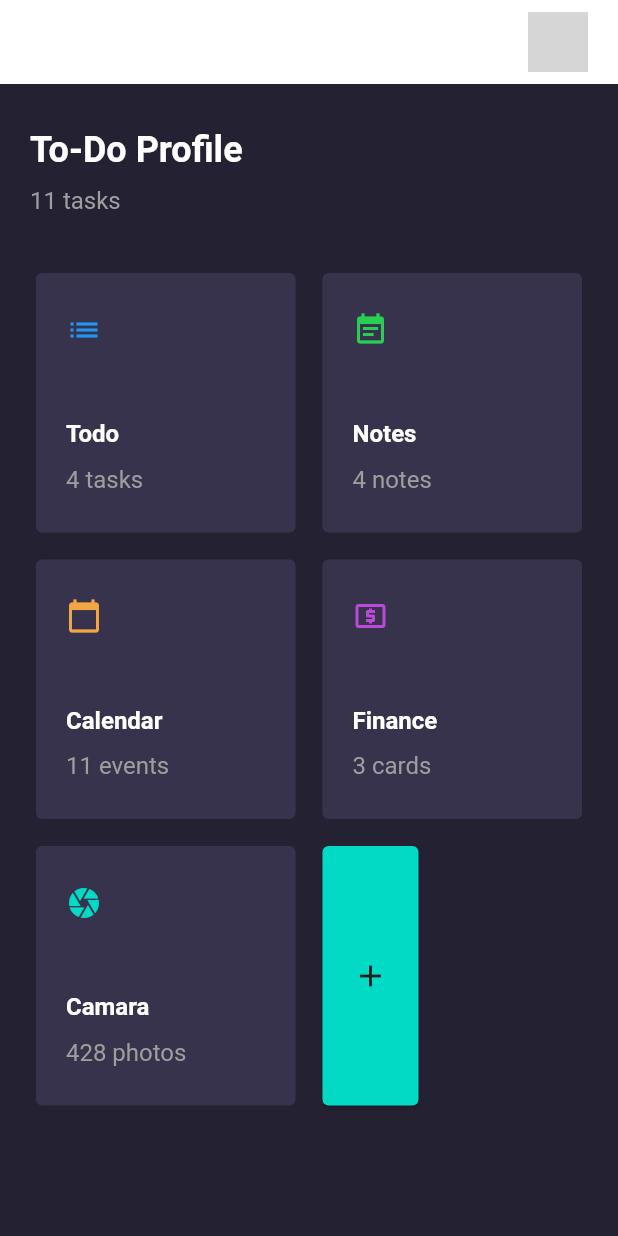
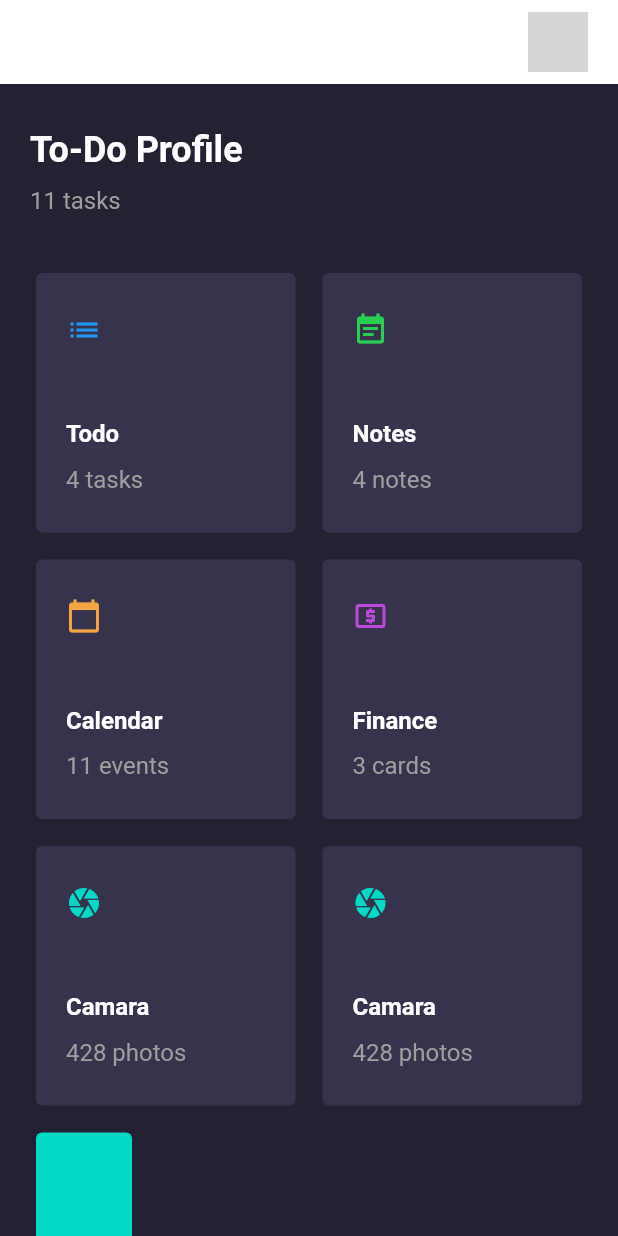
Before and after one commit to oussamaMaaroufi/morbicrea, a Flutter app: the ProfileScreen screen opened by its route, on a phone screen of 412 x 824 dp. Run offline on Flutter 3.47's test engine with Material 2 defaults, Android fonts, the phone set to English and light mode, and no system bars; our stand-ins replace flutter_svg, get_it, google_fonts, percent_indicator, rflutter_alert, shared_preferences; accounts and stored records are empty; network calls fail; Roboto replaces fonts that are missing (Muli); grey boxes are pictures that could not be loaded.

Commit message:
14:46 24/08/2021

```diff
--- a/lib/admin/ui/profile/profile_screen.dart
+++ b/lib/admin/ui/profile/profile_screen.dart
@@ -75,6 +75,12 @@ class ProfileScreen extends StatelessWidget {
                     icon: Icons.camera,
                     iconColor: AppTheme.iconColors[4],
                   ),
+                  ProfileCardWidget(
+                    title: 'Camara',
+                    desc: '428 photos',
+                    icon: Icons.camera,
+                    iconColor: AppTheme.iconColors[4],
+                  ),
 
                   // Add New To do Card
                   ProfileAddCardWidget(),
--- a/pubspec.yaml
+++ b/pubspec.yaml
@@ -37,6 +37,7 @@ dependencies:
   percent_indicator: ^2.1.1
   shared_preferences: ^2.0.6
   get_it: ^7.1.3
+  rflutter_alert: ^2.0.4
 
 dev_dependencies:
   flutter_test:
```
Also changed, not shown: lib/admin/ui/widgets/profile_add.dart (+39 -1 lines), lib/admin/ui/widgets/add_Category.dart (added), pubspec.lock.
